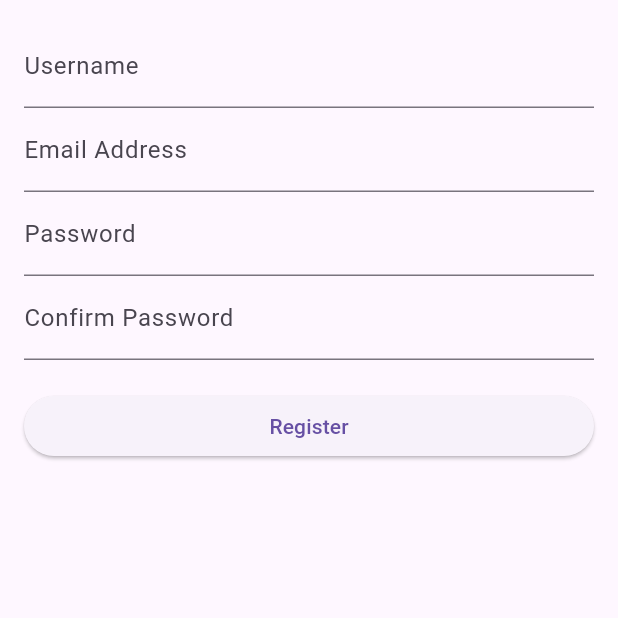
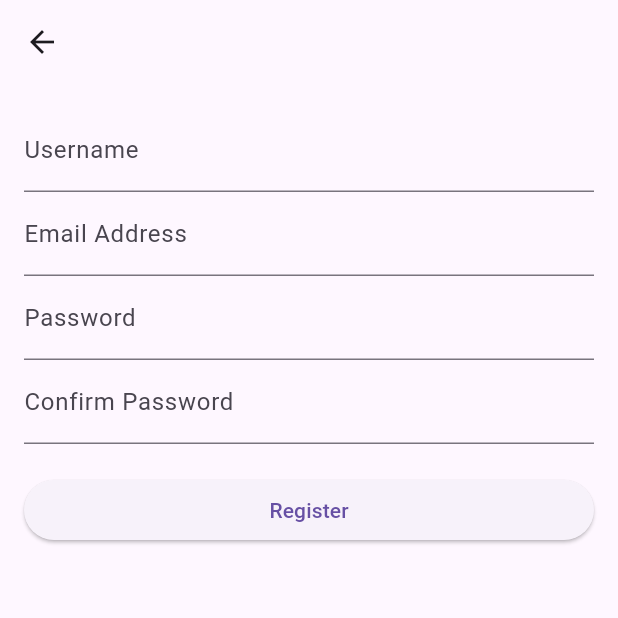
Before and after one commit to Gebrshmolla/FoodRecipeApp, a Flutter app: the RegistrationForm screen opened directly, on a phone screen of 412 x 824 dp, the top half of it. Run offline on Flutter 3.47's test engine with Material 3 defaults, Android fonts, the light colour scheme and no system bars.

Commit message:
am elias

```diff
--- a/foodrecipt/lib/pages/form/registration_form.dart
+++ b/foodrecipt/lib/pages/form/registration_form.dart
@@ -25,6 +25,9 @@ class _RegistrationFormState extends State<RegistrationForm> {
   @override
   Widget build(BuildContext context) {
     return Scaffold(
+      appBar: AppBar(
+
+      ),
       body: Padding(
         padding: const EdgeInsets.all(16.0),
         child: Form(
```
